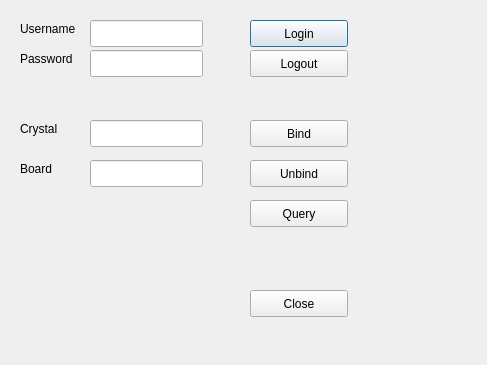
First picture: the form in mainform.ui, repository sunglen/pyqt, before the edit.
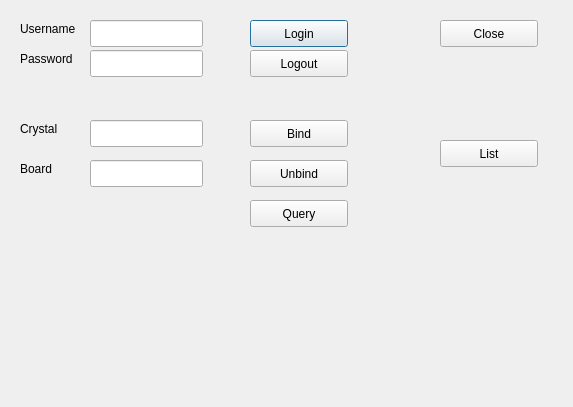
Second picture: the form after the edit.

What changed in the file:
```diff
--- a/mainform.ui
+++ b/mainform.ui
@@ -6,8 +6,8 @@
    <rect>
     <x>0</x>
     <y>0</y>
-    <width>487</width>
-    <height>365</height>
+    <width>573</width>
+    <height>407</height>
    </rect>
   </property>
   <property name="windowTitle">
@@ -176,8 +176,8 @@
   <widget class="QPushButton" name="closeButton">
    <property name="geometry">
     <rect>
-     <x>250</x>
-     <y>290</y>
+     <x>440</x>
+     <y>20</y>
      <width>98</width>
      <height>27</height>
     </rect>
@@ -186,6 +186,19 @@
     <string>Close</string>
    </property>
   </widget>
+  <widget class="QPushButton" name="listButton">
+   <property name="geometry">
+    <rect>
+     <x>440</x>
+     <y>140</y>
+     <width>98</width>
+     <height>27</height>
+    </rect>
+   </property>
+   <property name="text">
+    <string>List</string>
+   </property>
+  </widget>
  </widget>
  <resources/>
  <connections>
```
